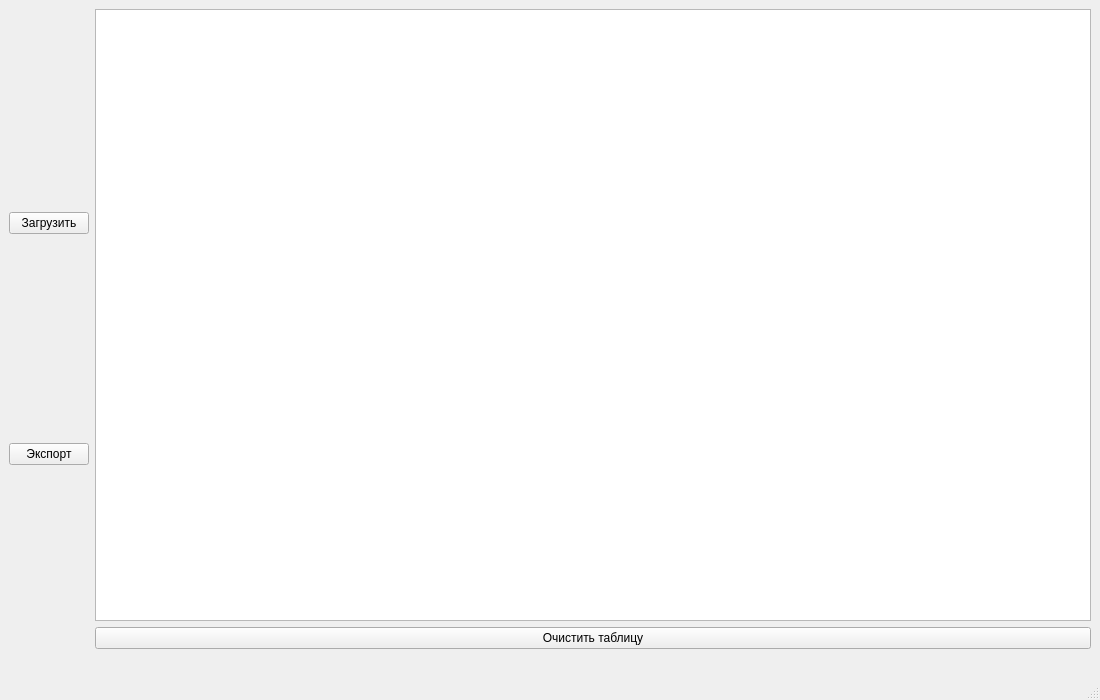
This is mainwindow.ui in Dm1tryS1/BookHelper as Qt 5 draws it before an edit. The edited form follows.
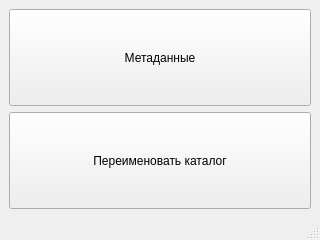
This is the edited form. Icons and pictures are not drawn.

Patch:
```diff
--- a/mainwindow.ui
+++ b/mainwindow.ui
@@ -6,8 +6,8 @@
    <rect>
     <x>0</x>
     <y>0</y>
-    <width>1100</width>
-    <height>700</height>
+    <width>320</width>
+    <height>240</height>
    </rect>
   </property>
   <property name="minimumSize">
@@ -25,40 +25,40 @@
   </property>
   <widget class="QWidget" name="centralwidget">
    <layout class="QHBoxLayout" name="horizontalLayout">
-    <item>
-     <layout class="QVBoxLayout" name="verticalLayout_2">
-      <item>
-       <widget class="QPushButton" name="pb_Load">
-        <property name="text">
-         <string>Загрузить</string>
-        </property>
-       </widget>
-      </item>
-      <item>
-       <widget class="QPushButton" name="pb_Export">
-        <property name="text">
-         <string>Экспорт</string>
-        </property>
-       </widget>
-      </item>
-     </layout>
-    </item>
     <item>
      <layout class="QVBoxLayout" name="verticalLayout">
       <item>
-       <widget class="QTableWidget" name="tableWidget"/>
-      </item>
-      <item>
-       <widget class="QPushButton" name="pb_Clear">
+       <widget class="QPushButton" name="pb_MetaData">
+        <property name="enabled">
+         <bool>true</bool>
+        </property>
+        <property name="sizePolicy">
+         <sizepolicy hsizetype="Expanding" vsizetype="Expanding">
+          <horstretch>0</horstretch>
+          <verstretch>0</verstretch>
+         </sizepolicy>
+        </property>
         <property name="text">
-         <string>Очистить таблицу</string>
+         <string>Метаданные</string>
         </property>
        </widget>
       </item>
       <item>
-       <widget class="QLabel" name="lableLoad">
+       <widget class="QPushButton" name="pb_Rename">
+        <property name="sizePolicy">
+         <sizepolicy hsizetype="Expanding" vsizetype="Expanding">
+          <horstretch>0</horstretch>
+          <verstretch>0</verstretch>
+         </sizepolicy>
+        </property>
         <property name="text">
-         <string/>
+         <string>Переименовать каталог</string>
+        </property>
+        <property name="iconSize">
+         <size>
+          <width>16</width>
+          <height>16</height>
+         </size>
         </property>
        </widget>
       </item>
```
Left out of the diff: 2 changed lines with no effect on the pictures.
